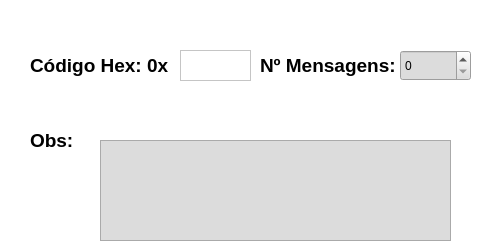
The window that FSIPLeiria/criartipomensagem.ui (tatianascgil/Projeto_Informatico_Formula_Student_Barramento_CAN) describes before a commit, drawn with Qt 5; both pictures show x 220 to 700 and y 0 to 250 of the 700 by 250 pixel window.
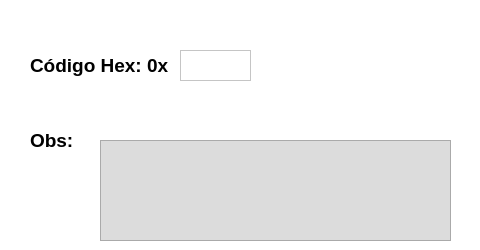
The same window after the commit. Icons and pictures are not drawn.

```diff
--- a/FSIPLeiria/criartipomensagem.ui
+++ b/FSIPLeiria/criartipomensagem.ui
@@ -172,25 +172,6 @@
     <string>Módulo:</string>
    </property>
   </widget>
-  <widget class="QLabel" name="label_4">
-   <property name="geometry">
-    <rect>
-     <x>480</x>
-     <y>50</y>
-     <width>141</width>
-     <height>31</height>
-    </rect>
-   </property>
-   <property name="font">
-    <font>
-     <pointsize>14</pointsize>
-     <bold>true</bold>
-    </font>
-   </property>
-   <property name="text">
-    <string>Nº Mensagens:</string>
-   </property>
-  </widget>
   <widget class="QLabel" name="labelNomeModulo">
    <property name="geometry">
     <rect>
@@ -223,22 +204,6 @@
     <string notr="true">background: rgb(220, 220, 220)</string>
    </property>
   </widget>
-  <widget class="QSpinBox" name="spinBoxNMsg">
-   <property name="geometry">
-    <rect>
-     <x>620</x>
-     <y>50</y>
-     <width>71</width>
-     <height>31</height>
-    </rect>
-   </property>
-   <property name="styleSheet">
-    <string notr="true">background: rgb(220, 220, 220)</string>
-   </property>
-   <property name="maximum">
-    <number>999999</number>
-   </property>
-  </widget>
   <widget class="QPlainTextEdit" name="plainTextEditCodHex">
    <property name="geometry">
     <rect>
```
